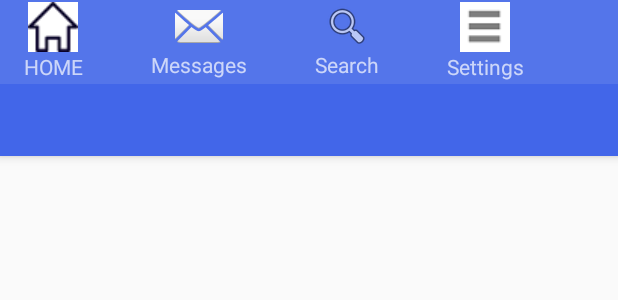
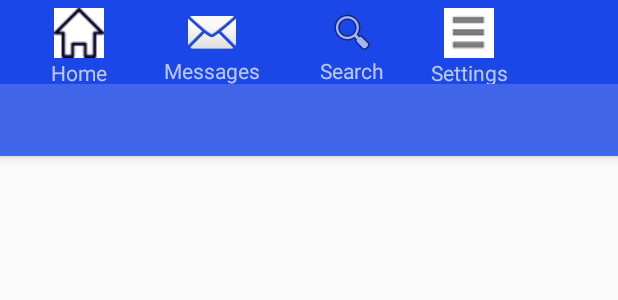
Before and after one commit to nandhu1996/Mangallyam, an Android app: the layout activity_main.xml on its own in the app's theme, with its tools: preview values and no code run, on a phone screen of 412 x 824 dp. Shown: the top 300 px of the screen. Run offline under Robolectric (Android 15) with nearby library versions, the phone set to English and light mode, and no system bars; network calls fail.

Commit message:
21-12-2017

```diff
--- a/app/build.gradle
+++ b/app/build.gradle
@@ -28,6 +28,9 @@ dependencies {
     compile 'com.android.support.constraint:constraint-layout:1.0.0-beta3'
     compile 'com.mikhaellopez:circularimageview:3.0.2'
     compile 'com.android.volley:volley:1.0.0'
+    compile 'com.squareup.picasso:picasso:2.5.2'
+    compile 'pl.droidsonroids.gif:android-gif-drawable:1.2.+'
+    compile 'com.android.volley:volley:1.0.0'
     compile 'com.android.support:cardview-v7:24.1.0'
     compile 'com.android.support:design:24.2.0'
     compile 'cn.pedant.sweetalert:library:1.3'
--- a/app/src/main/AndroidManifest.xml
+++ b/app/src/main/AndroidManifest.xml
@@ -11,7 +11,6 @@
         android:label="@string/app_name"
         android:supportsRtl="true"
         android:theme="@style/MyMaterialTheme"
-
         tools:replace="android:icon">
         <activity android:name=".MainActivity">
             <intent-filter>
--- a/app/src/main/res/layout/activity_main.xml
+++ b/app/src/main/res/layout/activity_main.xml
@@ -5,40 +5,48 @@
     android:layout_width="match_parent"
     android:layout_height="match_parent">
 
+    <android.support.v4.view.ViewPager
+        android:layout_width="match_parent"
+        android:layout_height="wrap_content"
+        android:id="@+id/view_pager"
+        app:layout_behavior="@string/appbar_scrolling_view_behavior"/>
+
     <android.support.design.widget.AppBarLayout
         android:layout_width="match_parent"
         android:layout_height="wrap_content"
         android:theme="@style/ThemeOverlay.AppCompat.Dark.ActionBar">
+
         <android.support.v7.widget.Toolbar
+            android:id="@+id/toolbar"
             android:layout_width="match_parent"
             android:layout_height="?attr/actionBarSize"
-            android:id="@+id/toolbar"
-            android:background="@color/dark_blue"
-            app:layout_scrollFlags="scroll|enterAlways"
-            android:popupTheme="@style/ThemeOverlay.AppCompat.Light">
-            <LinearLayout
-                android:layout_width="match_parent"
-                android:layout_height="wrap_content"
-                android:animateLayoutChanges="true">
+            android:background="@color/colorPrimaryDark"
+            android:popupTheme="@style/ThemeOverlay.AppCompat.Light"
+            app:layout_scrollFlags="scroll|enterAlways">
+
+
+
                 <LinearLayout
                     android:id="@+id/home"
                     android:layout_width="wrap_content"
                     android:layout_height="wrap_content"
-                    android:layout_alignParentLeft="true"
                     android:orientation="vertical"
-                    android:layout_marginRight="45dp">
+                    android:paddingLeft="18dp"
+                    android:paddingRight="18dp"
+                    android:paddingTop="5dp">
+
                     <ImageView
+                        android:id="@+id/first_button"
                         android:layout_width="wrap_content"
                         android:layout_height="wrap_content"
                         android:layout_gravity="center_horizontal"
-                        android:src="@drawable/home"
-                        android:id="@+id/first_button"
-                        />
+                        android:src="@drawable/home" />
+
                     <TextView
                         android:layout_width="wrap_content"
-                        android:layout_height="wrap_content"
+                        android:layout_height="match_parent"
                         android:layout_below="@id/first_button"
-                        android:text="HOME"/>
+                        android:text="Home" />
                 </LinearLayout>
 
                 <LinearLayout
@@ -48,72 +56,83 @@
                     android:layout_toRightOf="@+id/home"
 
                     android:orientation="vertical"
-                    android:layout_marginRight="45dp">
+                    android:paddingLeft="20dp"
+                    android:paddingRight="20dp"
+                    android:paddingTop="5dp">
 
                     <ImageView
+                        android:id="@+id/second_button"
                         android:layout_width="wrap_content"
                         android:layout_height="wrap_content"
-                    android:src="@android:drawable/ic_dialog_email"
                         android:layout_gravity="center_horizontal"
-                    android:id="@+id/second_button"/>
+                        android:src="@android:drawable/ic_dialog_email" />
+
                     <TextView
                         android:layout_width="wrap_content"
                         android:layout_height="wrap_content"
                         android:layout_below="@id/second_button"
-                        android:text="Messages"/>
+                        android:text="Messages" />
                 </LinearLayout>
+
                 <LinearLayout
                     android:id="@+id/search"
                     android:layout_width="wrap_content"
                     android:layout_height="wrap_content"
+                    android:layout_toRightOf="@id/message"
                     android:orientation="vertical"
-                    android:layout_toRightOf="@id/message"
-                    android:layout_marginRight="45dp">
+
+                    android:paddingLeft="20dp"
+                    android:paddingRight="20dp"
+                    android:paddingTop="5dp">
+
                     <ImageView
+                        android:id="@+id/third_button"
                         android:layout_width="wrap_content"
                         android:layout_height="wrap_content"
                         android:layout_gravity="center_horizontal"
-                    android:src="@android:drawable/ic_menu_search"
-                    android:id="@+id/third_button"
-                    android:layout_toRightOf="@id/second_button"/>
+                        android:layout_toRightOf="@id/second_button"
+                        android:src="@android:drawable/ic_menu_search" />
+
                     <TextView
                         android:layout_width="wrap_content"
                         android:layout_height="wrap_content"
                         android:layout_below="@id/first_button"
-                    android:text="Search"/>
+                        android:text="Search" />
                 </LinearLayout>
+
                 <LinearLayout
                     android:id="@+id/settings"
                     android:layout_width="wrap_content"
                     android:layout_height="wrap_content"
+                    android:layout_toRightOf="@+id/search"
+
                     android:orientation="vertical"
-                    android:layout_toRightOf="@+id/search"
-                    >
+                    android:paddingLeft="11dp"
+                    android:paddingRight="13dp"
+                    android:paddingTop="5dp">
+
                     <ImageView
+                        android:id="@+id/fourth_button"
                         android:layout_width="wrap_content"
                         android:layout_height="wrap_content"
                         android:layout_gravity="center_horizontal"
-                    android:src="@drawable/menu"
                         android:layout_toRightOf="@id/third_button"
-                    android:id="@+id/fourth_button"/>
+                        android:src="@drawable/menu" />
+
                     <TextView
                         android:layout_width="wrap_content"
-                android:layout_height="wrap_content"
+                        android:layout_height="match_parent"
+                        android:singleLine="true"
                         android:layout_below="@id/first_button"
-                android:text="Settings"/>
-        </LinearLayout>
+                        android:text="Settings" />
                 </LinearLayout>
         </android.support.v7.widget.Toolbar>
+
         <android.support.design.widget.TabLayout
+            android:id="@+id/tab_layout"
             android:layout_width="match_parent"
             android:layout_height="wrap_content"
-            android:id="@+id/tab_layout"
-            app:tabMode="scrollable"
-            app:tabGravity="fill"/>
+            app:tabGravity="fill"
+            app:tabMode="scrollable" />
     </android.support.design.widget.AppBarLayout>
-    <android.support.v4.view.ViewPager
-        android:layout_width="match_parent"
-        android:layout_height="wrap_content"
-        android:id="@+id/view_pager"
-        app:layout_behavior="@string/appbar_scrolling_view_behavior"/>
 </android.support.design.widget.CoordinatorLayout>
--- a/app/src/main/res/layout/fragment_one.xml
+++ b/app/src/main/res/layout/fragment_one.xml
@@ -4,6 +4,7 @@
     android:orientation="vertical"
     android:layout_width="match_parent"
     android:layout_height="match_parent">
+
   <!--  <WebView  xmlns:android="http://schemas.android.com/apk/res/android"
         android:id="@+id/webview"
         android:layout_width="fill_parent"
```
Also changed, not shown: app/src/main/java/com/giga_appz/newmatrimony/DatabaseHandler.java (added, +108 -0 lines), app/src/main/java/com/giga_appz/newmatrimony/FirstFragment.java (+53 -3 lines), app/src/main/java/com/giga_appz/newmatrimony/MainActivity.java (+41 -70 lines), app/src/main/java/com/giga_appz/newmatrimony/Profilesoffline.java (added, +28 -0 lines), app/src/main/java/com/giga_appz/newmatrimony/RecyclerviewAdapter.java (+19 -20 lines), app/src/main/res/layout/matches.xml (+15 -17 lines), app/src/main/res/drawable/heart.gif (added). Lines whose indentation alone changed are shown as unchanged.
